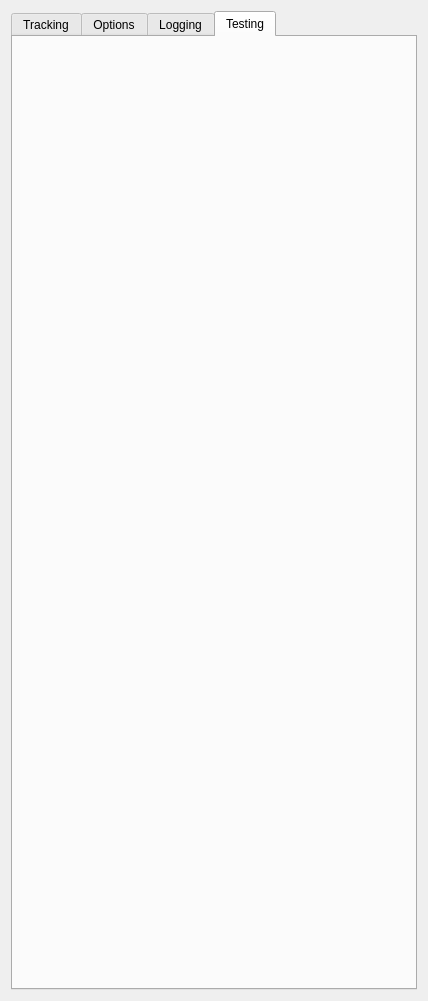
This is Plugins/org.mitk.gui.qt.igttracking/src/internal/QmitkMITKIGTTrackingToolboxViewControls.ui in MITK/MITK as Qt 5 draws it before an edit. The edited form follows.
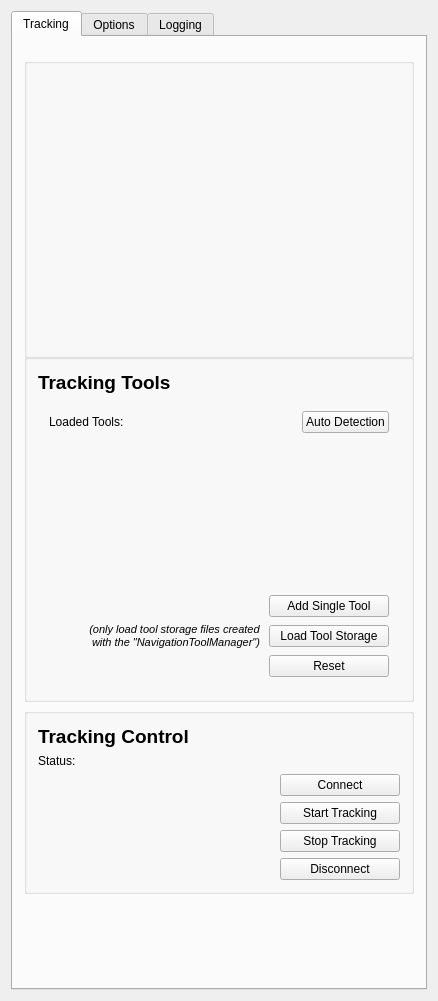
This is the edited form. Custom widgets are drawn as their Qt base class.

Commit message: Removed test tab.

```diff
--- a/Plugins/org.mitk.gui.qt.igttracking/src/internal/QmitkMITKIGTTrackingToolboxViewControls.ui
+++ b/Plugins/org.mitk.gui.qt.igttracking/src/internal/QmitkMITKIGTTrackingToolboxViewControls.ui
@@ -6,7 +6,7 @@
    <rect>
     <x>0</x>
     <y>0</y>
-    <width>428</width>
+    <width>438</width>
     <height>1001</height>
    </rect>
   </property>
@@ -23,7 +23,7 @@
    <item>
     <widget class="QTabWidget" name="m_MainWidget">
      <property name="currentIndex">
-      <number>3</number>
+      <number>0</number>
      </property>
      <widget class="QWidget" name="tab">
       <attribute name="title">
@@ -660,29 +660,6 @@
        </item>
       </layout>
      </widget>
-     <widget class="QWidget" name="tab_4">
-      <attribute name="title">
-       <string>Testing</string>
-      </attribute>
-      <layout class="QVBoxLayout" name="verticalLayout_11">
-       <item>
-        <widget class="QmitkNavigationDataSourceSelectionWidget" name="widget" native="true"/>
-       </item>
-       <item>
-        <spacer name="verticalSpacer_4">
-         <property name="orientation">
-          <enum>Qt::Vertical</enum>
-         </property>
-         <property name="sizeHint" stdset="0">
-          <size>
-           <width>20</width>
-           <height>930</height>
-          </size>
-         </property>
-        </spacer>
-       </item>
-      </layout>
-     </widget>
     </widget>
    </item>
   </layout>
@@ -707,12 +684,6 @@
    <header>QmitkNavigationToolCreationWidget.h</header>
    <container>1</container>
   </customwidget>
-  <customwidget>
-   <class>QmitkNavigationDataSourceSelectionWidget</class>
-   <extends>QWidget</extends>
-   <header>QmitkNavigationDataSourceSelectionWidget.h</header>
-   <container>1</container>
-  </customwidget>
  </customwidgets>
  <resources/>
  <connections/>
```
